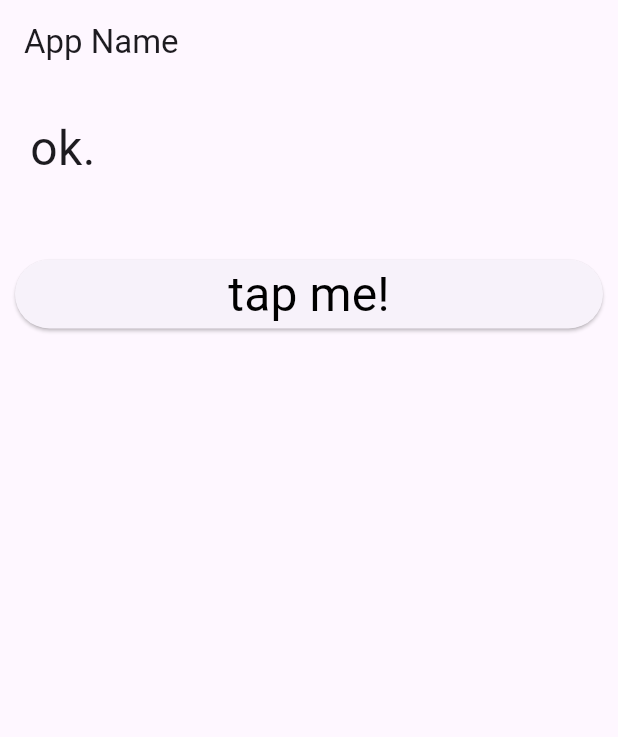
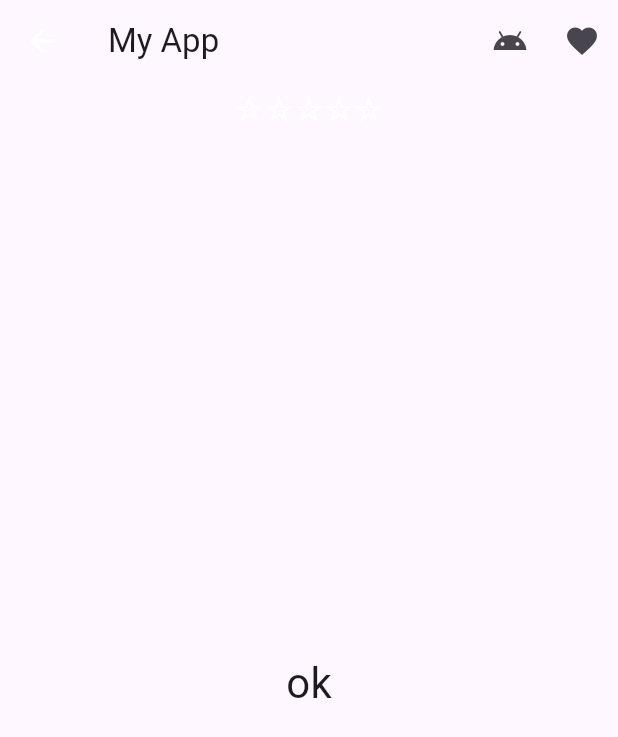
Before and after one commit to f24ba017/RepositoryForVSCode, a Flutter app: the screen it shows after launch, on a phone screen of 412 x 824 dp. Shown: the top 737 px of the screen. Run offline on Flutter 3.47's test engine with Material 3 defaults, Android fonts, the phone set to English and light mode, and no system bars.

Commit message:
4-1 書き換え

```diff
--- a/flutter_app/lib/main.dart
+++ b/flutter_app/lib/main.dart
@@ -26,80 +26,72 @@ class MyHomePage extends StatefulWidget {
 }
 
 class _MyHomePageState extends State<MyHomePage> {
-  static var _message = 'ok.';
+  static var _message = 'ok';
+  static var _stars = '☆☆☆☆☆';
+  static var _star = 0;
 
   @override
   Widget build(BuildContext context) {
     return Scaffold(
       appBar: AppBar(
-        title: Text('App Name'),
-      ),
-      body: Center(
-        child: Column(
-          mainAxisAlignment: MainAxisAlignment.start,
-          mainAxisSize: MainAxisSize.max,
-          crossAxisAlignment: CrossAxisAlignment.stretch,
-          children: <Widget>[
-            Padding(
-              padding: EdgeInsets.all(20.0),
-              child: Text(
-                _message,
-                style: TextStyle(
-                  fontSize: 32.0,
-                  fontWeight: FontWeight.w400,
-                  fontFamily: "Roboto"),
+        title: Text('My App'),
+        leading: BackButton(
+          color: Colors.white,
+        ),
+
+        actions: <Widget>[
+          IconButton(
+            icon: Icon(Icons.android),
+            tooltip: 'add star...',
+            onPressed: iconPressedA,
+          ),
+          IconButton(
+            icon: Icon(Icons.favorite),
+            tooltip: 'subtract star...',
+            onPressed: iconPressedB,
+          ),
+        ],
+
+        bottom: PreferredSize(
+          preferredSize: const Size.fromHeight(30.0),
+          child: Center(
+            child: Text(_stars,
+              style: TextStyle(
+                fontSize: 22.0,
+                color:Colors.white,
               ),
             ),
+          ),
+        ),
+      ),
 
-            Padding(
-              padding: EdgeInsets.all(10.0),
+      body: Center(
+          child: Text(
+            _message,
+            style: const TextStyle(
+              fontSize: 28.0,
             ),
-
-            Padding(
-              padding: EdgeInsets.all(10.0),
-              child: ElevatedButton(
-                onPressed:buttonPressed,
-              child: Text(
-                  "tap me!",
-                  style: TextStyle(fontSize:32.0,
-                    color: const Color(0xff000000),
-                    fontWeight: FontWeight.w400,
-                    fontFamily: "Roboto"),
-                )
-              )
-            ),
-          ],
-        ),
+          )
       ),
     );
   }
 
-  void buttonPressed(){
-    showDialog(
-      context: context,
-      builder: (BuildContext context) => SimpleDialog(
-        title: const Text('Select assignment'),
-        children: <Widget>[
-          SimpleDialogOption(
-            onPressed: () => Navigator.pop<String>(context, 'One'),
-            child: const Text('One'),
-          ),
-          SimpleDialogOption(
-            onPressed: () => Navigator.pop<String>(context, 'Two'),
-            child: const Text('Two'),
-          ),
-          SimpleDialogOption(
-            onPressed: () => Navigator.pop<String>(context, 'Three'),
-            child: const Text('Three'),
-          ),
-        ],
-      ),
-    ).then<void>((value) => resultAlert(value));
+  void iconPressedA() {
+    _message = 'tap "android".';
+    _star++;
+    update();
+  }
+  void iconPressedB() {
+    _message = 'tap "favorite".';
+    _star--;
+    update();
   }
 
-  void resultAlert(String value) {
-    setState((){
-      _message = 'selected: $value';
+  void update() {
+    _star = _star < 0 ? 0 : _star > 5 ? 5 : _star;
+    setState(() {
+      _stars = '★★★★★☆☆☆☆☆'.substring(5 - _star, 5 - _star + 5) ;
+      _message = _message + '[$_star]';
     });
   }
 }
```
